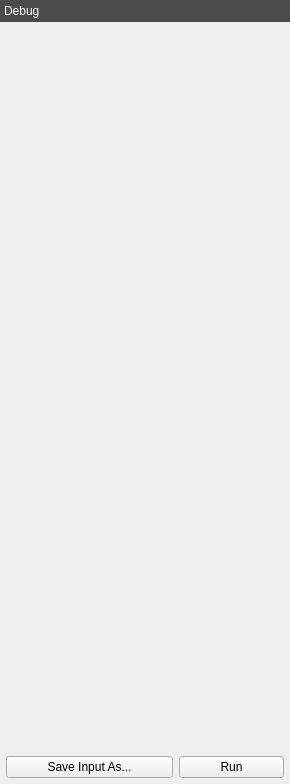
Above: crispy/quanty/uis/main.ui from mretegan/crispy before the change. Below: the same form after it.
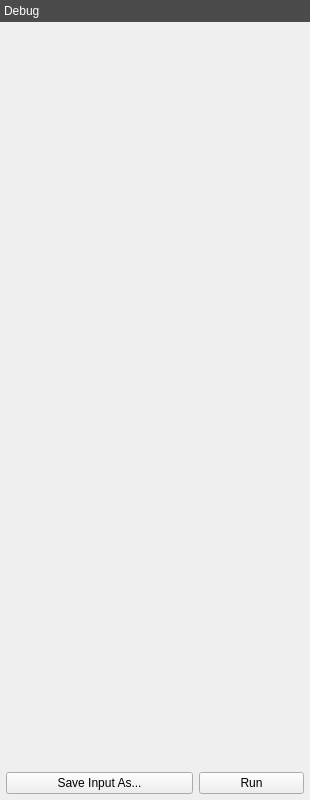
That is the form after the change. Icons and pictures are not drawn.

```diff
--- a/crispy/quanty/uis/main.ui
+++ b/crispy/quanty/uis/main.ui
@@ -6,19 +6,19 @@
    <rect>
     <x>0</x>
     <y>0</y>
-    <width>290</width>
-    <height>784</height>
+    <width>310</width>
+    <height>800</height>
    </rect>
   </property>
   <property name="sizePolicy">
-   <sizepolicy hsizetype="Fixed" vsizetype="Preferred">
+   <sizepolicy hsizetype="MinimumExpanding" vsizetype="Preferred">
     <horstretch>0</horstretch>
     <verstretch>0</verstretch>
    </sizepolicy>
   </property>
   <property name="minimumSize">
    <size>
-    <width>290</width>
+    <width>310</width>
     <height>350</height>
    </size>
   </property>
@@ -76,8 +76,8 @@
         <rect>
          <x>0</x>
          <y>0</y>
-         <width>290</width>
-         <height>698</height>
+         <width>310</width>
+         <height>800</height>
         </rect>
        </property>
        <attribute name="label">
```
